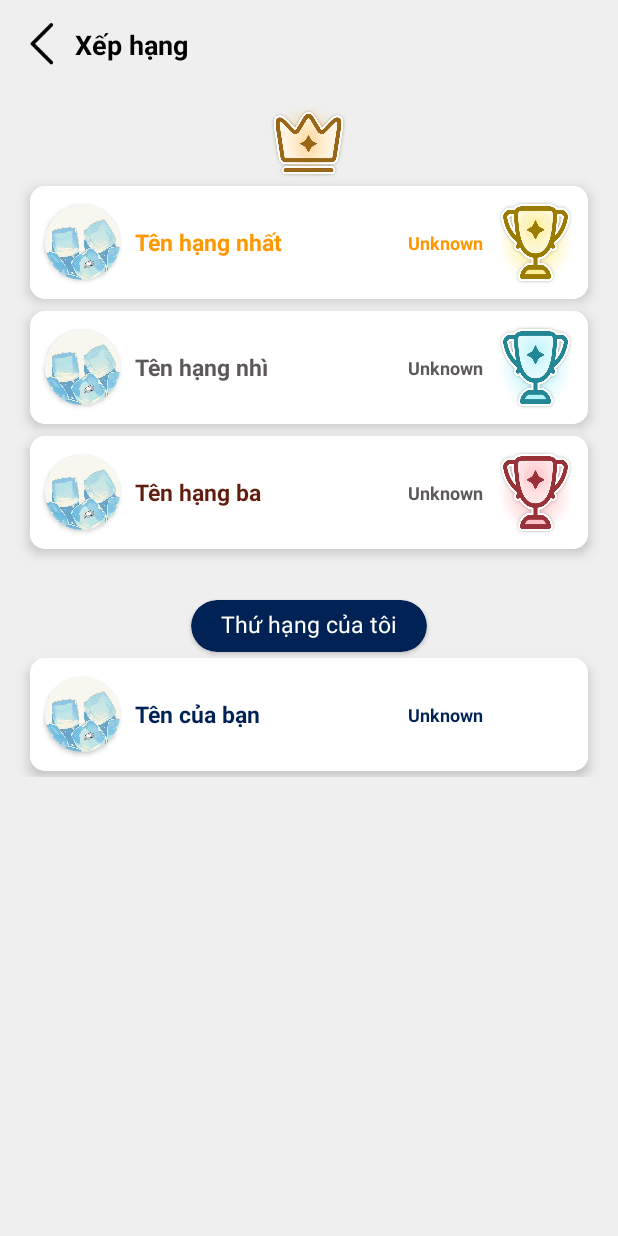
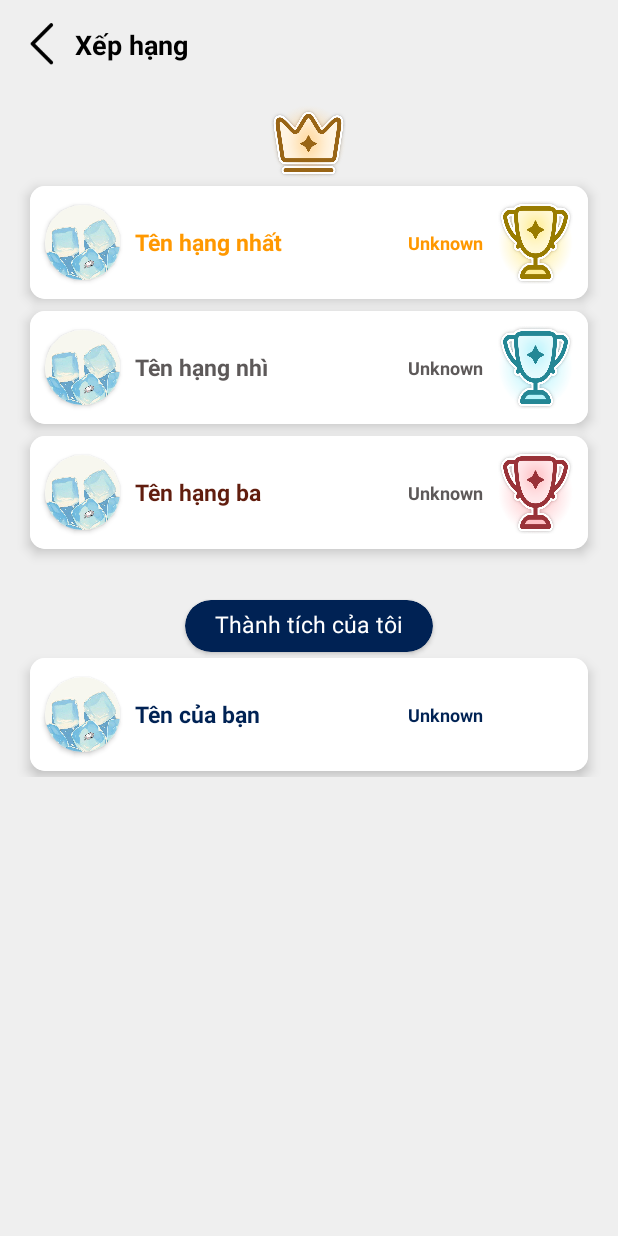
Before and after one commit to vietthong812/mobile_android, an Android app: the GetRank screen opened directly, with no data from a screen before it, on a phone screen of 412 x 824 dp. Run offline under Robolectric (Android 15) with nearby library versions, the phone set to English and light mode, and no system bars; our stand-ins replace Firebase (no records; nobody signed in at launch, a user with empty details on screens opened directly); Roboto replaces fonts that are not available here.

Commit message:
Fix issue on getRank

```diff
--- a/EStudy_App/app/src/main/java/tdtu/EStudy_App/activities/GetRank.java
+++ b/EStudy_App/app/src/main/java/tdtu/EStudy_App/activities/GetRank.java
@@ -126,14 +126,14 @@ public class GetRank extends AppCompatActivity {
             long minutes = (topFinishTimes.get(1) / 1000) / 60;
             long seconds = (topFinishTimes.get(1) / 1000) % 60;
             String formattedTime = String.format("%d:%02d", minutes, seconds);
-            finishTimeRank1.setText(formattedTime);
+            finishTimeRank2.setText(formattedTime);
         }
         if (topUserNames.size() > 2) {
             rank3.setText(topUserNames.get(2));
             long minutes = (topFinishTimes.get(2) / 1000) / 60;
             long seconds = (topFinishTimes.get(2) / 1000) % 60;
             String formattedTime = String.format("%d:%02d", minutes, seconds);
-            finishTimeRank1.setText(formattedTime);
+            finishTimeRank3.setText(formattedTime);
         }
     }
 
--- a/EStudy_App/app/src/main/res/layout/ranking.xml
+++ b/EStudy_App/app/src/main/res/layout/ranking.xml
@@ -277,14 +277,14 @@
                 <TextView
                     android:layout_width="wrap_content"
                     android:layout_height="wrap_content"
-                    android:text="Thứ hạng của tôi"
+                    android:layout_marginBottom="8dp"
+                    android:paddingLeft="20dp"
+
+                    android:paddingTop="5dp"
+                    android:paddingRight="20dp"
+                    android:text="Thành tích của tôi"
                     android:textColor="@color/white"
-
-                    android:paddingLeft="20dp"
-                    android:paddingRight="20dp"
-                    android:paddingTop="5dp"
-                    android:textSize="15sp"
-                    android:layout_marginBottom="8dp" />
+                    android:textSize="15sp" />
             </androidx.cardview.widget.CardView>
             <androidx.cardview.widget.CardView
                 android:layout_width="match_parent"
```
